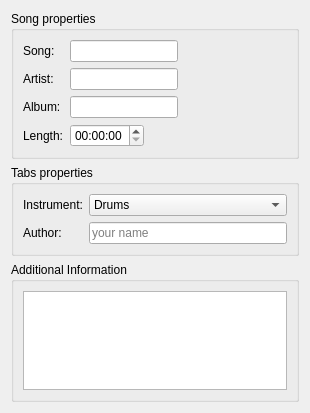
This is songinfo.ui in domoritz/drummy as Qt 5 draws it before an edit. The edited form follows.
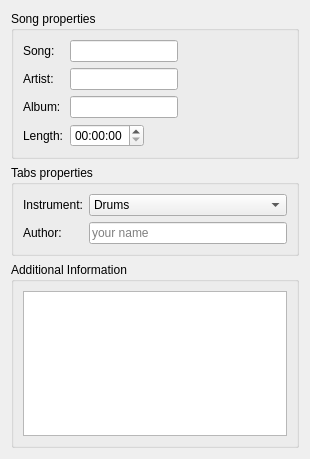
This is the edited form.

```diff
--- a/songinfo.ui
+++ b/songinfo.ui
@@ -7,7 +7,7 @@
     <x>0</x>
     <y>0</y>
     <width>310</width>
-    <height>413</height>
+    <height>459</height>
    </rect>
   </property>
   <property name="sizePolicy">
@@ -19,7 +19,7 @@
   <property name="minimumSize">
    <size>
     <width>310</width>
-    <height>413</height>
+    <height>459</height>
    </size>
   </property>
   <property name="windowTitle">
```
